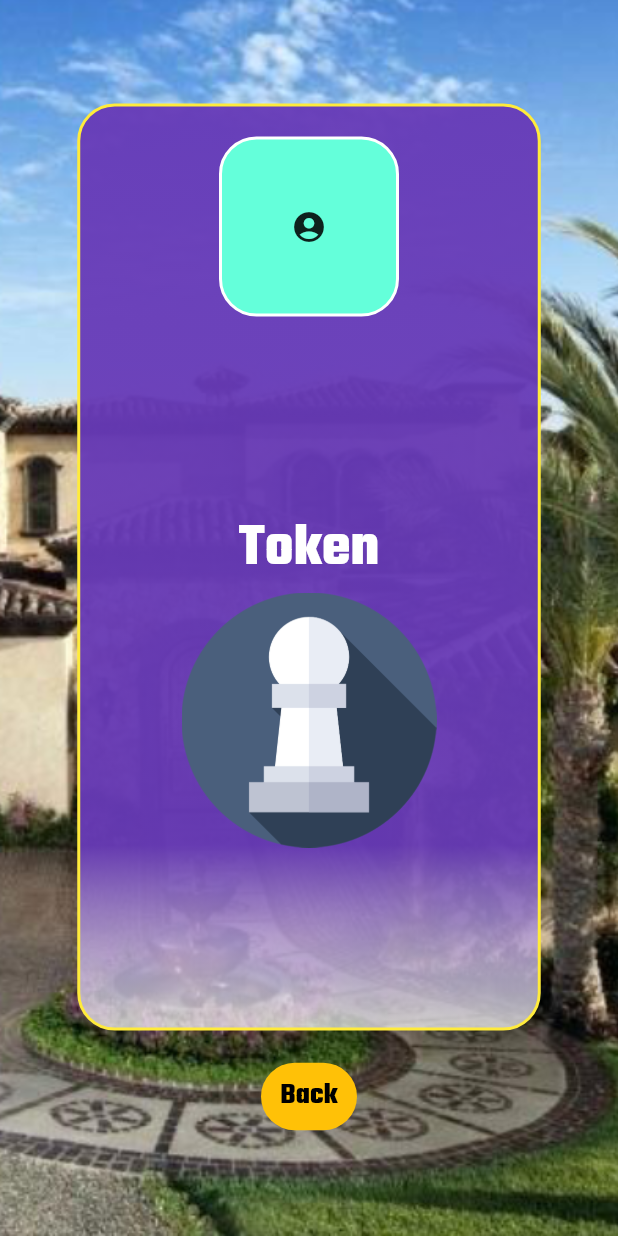
After one commit to aifrosals/monopoly, a Flutter app: the ProfilePage screen opened directly, on a phone screen of 412 x 824 dp. The commit adds this screen. Run offline on Flutter 3.47's test engine with Material 2 defaults, Android fonts, the phone set to English and light mode, and no system bars; our stand-ins replace audioplayers, charts_flutter, connectivity, flutter_countdown_timer, flutter_secure_storage, google_fonts and 4 more; accounts and stored records are empty.

Commit message:
timer and some features corrected.

```diff
--- a/lib/api/api_constants.dart
+++ b/lib/api/api_constants.dart
@@ -1,11 +1,12 @@
 class ApiConstants {
-  // static const String domain = 'http://192.168.10.17:3000/';
-  // static const String socketPoint = 'http://192.168.10.17:3000/';
+  static const String domain = 'http://192.168.10.14:3000/';
+  static const String socketPoint = 'http://192.168.10.14:3000/';
 
-  static const String domain = 'https://desolate-sierra-90130.herokuapp.com/';
-  static const String socketPoint =
-      'https://desolate-sierra-90130.herokuapp.com/';
+  // static const String domain = 'https://desolate-sierra-90130.herokuapp.com/';
+  // static const String socketPoint =
+  //     'https://desolate-sierra-90130.herokuapp.com/';
 
+  /// User
   static const String registerUserWithEmail = 'registerUserWithEmail';
   static const String registerGuest = 'registerGuest';
   static const String loginWithEmail = 'loginWithEmail';
@@ -13,6 +14,7 @@ class ApiConstants {
   static const String loginWithToken = 'loginWithToken';
   static const String login = 'login';
   static const String slots = 'getSlots';
+  static const String uploadTokenImage = 'uploadTokenImage';
 
   /// GameActions
   static const String buyLand = 'buyLand';
--- a/lib/main.dart
+++ b/lib/main.dart
@@ -3,6 +3,7 @@ import 'package:flutter/services.dart';
 import 'package:monopoly/pages/start_page.dart';
 import 'package:monopoly/providers/board_provider.dart';
 import 'package:monopoly/providers/dice_provider.dart';
+import 'package:monopoly/providers/image_provider.dart';
 import 'package:monopoly/providers/transaction_provider.dart';
 import 'package:monopoly/providers/user_provider.dart';
 import 'package:provider/provider.dart';
@@ -23,6 +24,9 @@ void main() async {
     ChangeNotifierProvider<TransactionProvider>(
       create: (context) => TransactionProvider(),
     ),
+    ChangeNotifierProvider<ImagesProvider>(
+      create: (context) => ImagesProvider(),
+    )
   ], child: const MyApp()));
   }
 
--- /dev/null
+++ b/lib/pages/profile_page.dart
@@ -0,0 +1,128 @@
+import 'package:flutter/material.dart';
+import 'package:google_fonts/google_fonts.dart';
+import 'package:monopoly/config/screen_config.dart';
+import 'package:monopoly/providers/user_provider.dart';
+import 'package:monopoly/widgets/choose_photo_widget.dart';
+import 'package:provider/provider.dart';
+
+class ProfilePage extends StatelessWidget {
+  const ProfilePage({Key? key}) : super(key: key);
+
+  @override
+  Widget build(BuildContext context) {
+    ScreenConfig().init(context);
+    final userProvider = Provider.of<UserProvider>(context);
+    return Scaffold(
+        body: Stack(
+      children: [
+        Image.asset(
+          'assets/images/profile_background.png',
+          fit: BoxFit.cover,
+          height: ScreenConfig.screenHeight,
+          width: ScreenConfig.screenWidth,
+        ),
+        Align(
+          alignment: Alignment.center,
+          child: Column(
+            mainAxisSize: MainAxisSize.min,
+            children: [
+              SizedBox(
+                height: ScreenConfig.blockHeight * 75,
+                width: ScreenConfig.blockWidth * 75,
+                child: Container(
+                  decoration: BoxDecoration(
+                      color: Colors.deepPurple.withOpacity(0.99),
+                      gradient: LinearGradient(
+                          stops: [0.8, 1],
+                          begin: Alignment.topCenter,
+                          end: Alignment.bottomCenter,
+                          colors: [
+                            Colors.deepPurple.withOpacity(0.96),
+                            Colors.white70
+                          ]),
+                      borderRadius: BorderRadius.all(Radius.circular(25)),
+                      border: Border.all(color: Colors.yellow, width: 2)),
+                  child: Column(
+                    children: [
+                      const SizedBox(
+                        height: 20,
+                      ),
+                      Container(
+                        decoration: BoxDecoration(
+                            color: Colors.tealAccent,
+                            borderRadius: BorderRadius.all(Radius.circular(25)),
+                            border: Border.all(color: Colors.white, width: 2)),
+                        height: 120,
+                        width: 120,
+                        child: Icon(Icons.account_circle_rounded),
+                      ),
+                      const SizedBox(
+                        height: 20,
+                      ),
+                      Text(
+                        userProvider.user.id,
+                        style: GoogleFonts.teko(
+                            fontSize: 40,
+                            color: Colors.white,
+                            fontWeight: FontWeight.w700),
+                      ),
+                      const SizedBox(
+                        height: 50,
+                      ),
+                      Text('Token',
+                          style: GoogleFonts.teko(
+                              fontSize: 40,
+                              color: Colors.white,
+                              fontWeight: FontWeight.w700)),
+                      SizedBox(
+                        height: 170,
+                        width: 170,
+                        child: Stack(
+                          alignment: Alignment.center,
+                          children: [
+                            Image.asset(
+                              'assets/images/pawn.png',
+                            ),
+                            Material(
+                              color: Colors.transparent,
+                              child: InkWell(
+                                borderRadius:
+                                    BorderRadius.all(Radius.circular(100)),
+                                splashColor: Colors.green,
+                                onTap: () {
+                                  showModalBottomSheet(
+                                      context: context,
+                                      builder: (context) => ChoosePhoto());
+                                },
+                              ),
+                            ),
+                          ],
+                        ),
+                      )
+                    ],
+                  ),
+                ),
+              ),
+              const SizedBox(height: 20),
+              TextButton(
+                  style: TextButton.styleFrom(
+                      backgroundColor: Colors.amber,
+                      shape: RoundedRectangleBorder(
+                          borderRadius: BorderRadius.circular(25))),
+                  onPressed: () async {
+                    Navigator.pop(context);
+                  },
+                  child: const Text(
+                    'Back',
+                    style: TextStyle(
+                        color: Colors.black,
+                        fontSize: 20,
+                        fontWeight: FontWeight.bold),
+                  )),
+            ],
+          ),
+        )
+      ],
+    ));
+  }
+}
--- a/pubspec.yaml
+++ b/pubspec.yaml
@@ -48,6 +48,9 @@ dependencies:
   flutter_countdown_timer: ^4.1.0
   rive: ^0.8.4
   charts_flutter: ^0.12.0
+  path: ^1.8.1
+  camera: ^0.9.7+1
+  image_picker: ^0.8.5+3
 
 
 
```
Also changed, not shown: lib/providers/image_provider.dart (added, +111 -0 lines), lib/widgets/choose_photo_widget.dart (added, +126 -0 lines), lib/widgets/drawer.dart (+11 -0 lines), assets/images/profile_background.png (added), pubspec.lock, 1 other file. Lines whose indentation alone changed are shown as unchanged.
